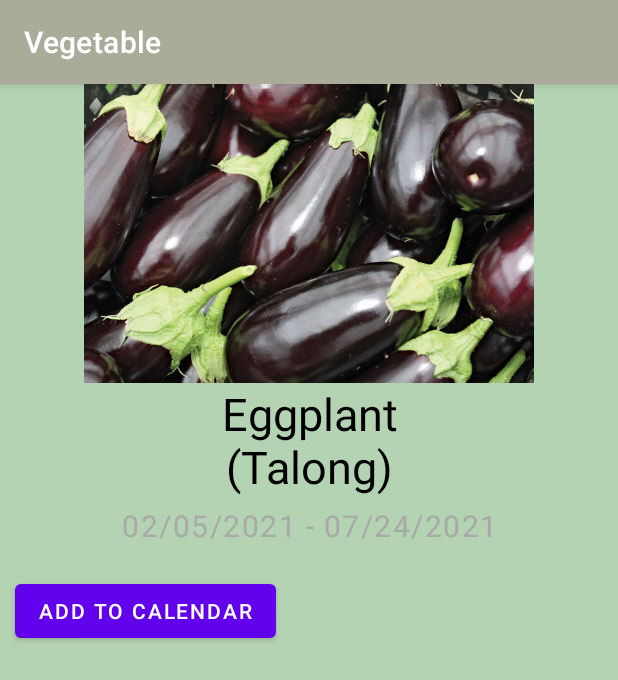
After one commit to rommel1125/VegetablePlantingTutorial2, an Android app: the layout activity_clickitemplan.xml on its own in the app's theme, with its tools: preview values and no code run, on a phone screen of 412 x 824 dp. The commit adds this screen. Shown: the top 680 px of the screen. Run offline under Robolectric (Android 15) with nearby library versions, the phone set to English and light mode, and no system bars.

Commit message:
Longpress planner implement, onClick planner implement, Add to Calendar implement

```diff
--- a/app/src/main/java/com/example/vegetableplantingtutorial/ListdataActivity.java
+++ b/app/src/main/java/com/example/vegetableplantingtutorial/ListdataActivity.java
@@ -3,6 +3,7 @@ package com.example.vegetableplantingtutorial;
 import androidx.annotation.RequiresApi;
 import androidx.appcompat.app.AlertDialog;
 import androidx.appcompat.app.AppCompatActivity;
+import androidx.appcompat.widget.Toolbar;
 import androidx.fragment.app.Fragment;
 import androidx.fragment.app.FragmentTransaction;
 
@@ -47,6 +48,7 @@ public class ListdataActivity extends AppCompatActivity {
     private static final String PREFS_NAME = "shared_prefs";
     private static final String PREFS_DATA = "shared_data";
     private static final String DATE_FORMAT = "MM/dd/yyyy";
+    Toolbar toolbar1;
 
     TextView name,des, txtid;
     ImageView image;
@@ -59,6 +61,9 @@ public class ListdataActivity extends AppCompatActivity {
     protected void onCreate(Bundle savedInstanceState) {
         super.onCreate(savedInstanceState);
         setContentView(R.layout.activity_listdata);
+        toolbar1 = findViewById(R.id.action_bar);
+        setSupportActionBar(toolbar1);
+        getSupportActionBar().setDisplayShowHomeEnabled(true);
         getSupportActionBar().setDisplayHomeAsUpEnabled(true);
 
         name = findViewById(R.id.listdata);
--- a/app/src/main/java/com/example/vegetableplantingtutorial/TutorialActivity.java
+++ b/app/src/main/java/com/example/vegetableplantingtutorial/TutorialActivity.java
@@ -1,6 +1,7 @@
 package com.example.vegetableplantingtutorial;
 
 import androidx.appcompat.app.AppCompatActivity;
+import androidx.appcompat.widget.Toolbar;
 
 import android.content.Intent;
 import android.os.Bundle;
@@ -10,11 +11,15 @@ import android.webkit.WebViewClient;
 public class TutorialActivity extends AppCompatActivity {
 
     WebView webView;
+    Toolbar toolbar;
 
     @Override
     protected void onCreate(Bundle savedInstanceState) {
         super.onCreate(savedInstanceState);
         setContentView(R.layout.activity_tutorial);
+        toolbar = findViewById(R.id.action_bar1);
+        setSupportActionBar(toolbar);
+        getSupportActionBar().setDisplayShowHomeEnabled(true);
         getSupportActionBar().setDisplayHomeAsUpEnabled(true);
 
         Intent intent = getIntent();
--- /dev/null
+++ b/app/src/main/res/layout/activity_clickitemplan.xml
@@ -0,0 +1,70 @@
+<?xml version="1.0" encoding="utf-8"?>
+<RelativeLayout xmlns:android="http://schemas.android.com/apk/res/android"
+    xmlns:app="http://schemas.android.com/apk/res-auto"
+    xmlns:tools="http://schemas.android.com/tools"
+    android:layout_width="match_parent"
+    android:layout_height="match_parent"
+    android:background="#B4D3B2"
+    tools:context=".ClickItemPlan">
+
+    <androidx.appcompat.widget.Toolbar
+        android:id="@+id/action_bar3"
+        android:layout_width="match_parent"
+        android:layout_height="?attr/actionBarSize"
+        android:background="#abab9a"
+        android:elevation="4dp"
+        app:title="Vegetable"
+        android:theme="@style/ThemeOverlay.AppCompat.Dark.ActionBar"
+        app:popupTheme="@style/Theme.AppCompat.Light" >
+    </androidx.appcompat.widget.Toolbar>
+    <LinearLayout
+        android:layout_width="match_parent"
+        android:layout_height="wrap_content"
+        android:layout_marginTop="55dp">
+    <ImageView
+        android:id="@+id/imageViewplan"
+        android:layout_width="match_parent"
+        android:src="@drawable/eggplant1"
+        android:layout_height="200dp"/>
+    </LinearLayout>
+    <LinearLayout
+        android:layout_marginTop="255dp"
+        android:layout_width="match_parent"
+        android:layout_height="match_parent"
+        android:orientation="vertical">
+    <TextView
+        android:id="@+id/vegeNameplan"
+        android:layout_width="match_parent"
+        android:layout_height="wrap_content"
+        android:text="Eggplant\n(Talong)"
+        android:textSize="30dp"
+        android:textAlignment="center"
+        android:textColor="@color/black"/>
+
+    <TextView
+        android:id="@+id/dateplan"
+        android:layout_width="match_parent"
+        android:layout_height="wrap_content"
+        android:text="02/05/2021 - 07/24/2021"
+        android:textSize="20dp"
+        android:textAlignment="center"
+        android:layout_marginTop="5dp"
+        android:textColor="#a9a9a9"
+        android:letterSpacing=".05"/>
+
+        <TextView
+            android:id="@+id/harvest1"
+            android:layout_width="wrap_content"
+            android:text="07/24/2021"
+            android:layout_height="wrap_content"
+            android:visibility="invisible" />
+
+        <Button
+            android:id="@+id/addToCalendar"
+            android:layout_width="wrap_content"
+            android:layout_height="wrap_content"
+            android:text="Add to Calendar"
+            android:layout_marginLeft="10dp"/>
+    </LinearLayout>
+
+</RelativeLayout>
--- a/app/src/main/res/layout/planner_row.xml
+++ b/app/src/main/res/layout/planner_row.xml
@@ -21,7 +21,7 @@
             android:id="@+id/planner_row_vegetable_name"
             android:layout_width="match_parent"
             android:layout_height="wrap_content"
-            android:text="Vegetable Name"
+            android:text="Tomato\n(Kamatis)"
             android:textSize="24dp"
             android:layout_marginLeft="10dp"
             android:layout_marginTop="5dp"
--- a/app/src/main/res/values-night/themes.xml
+++ b/app/src/main/res/values-night/themes.xml
@@ -1,6 +1,6 @@
 <resources xmlns:tools="http://schemas.android.com/tools">
     <!-- Base application theme. -->
-    <style name="Theme.VegetablePlantingTutorial" parent="Theme.MaterialComponents.DayNight.DarkActionBar">
+    <style name="Theme.VegetablePlantingTutorial" parent="Theme.MaterialComponents.DayNight.NoActionBar">
         <!-- Primary brand color. -->
         <item name="colorPrimary">@color/purple_200</item>
         <item name="colorPrimaryVariant">@color/purple_700</item>
--- a/app/src/main/res/values/themes.xml
+++ b/app/src/main/res/values/themes.xml
@@ -1,6 +1,6 @@
 <resources xmlns:tools="http://schemas.android.com/tools">
     <!-- Base application theme. -->
-    <style name="Theme.VegetablePlantingTutorial" parent="Theme.MaterialComponents.DayNight.DarkActionBar">
+    <style name="Theme.VegetablePlantingTutorial" parent="Theme.MaterialComponents.DayNight.NoActionBar">
         <!-- Primary brand color. -->
         <item name="colorPrimary">@color/purple_500</item>
         <item name="colorPrimaryVariant">@color/purple_700</item>
```
Also changed, not shown: app/src/main/AndroidManifest.xml (+12 -1 lines), app/src/main/java/com/example/vegetableplantingtutorial/ClickItemPlan.java (added, +177 -0 lines), app/src/main/java/com/example/vegetableplantingtutorial/OfflineTutorialActivity.java (+6 -1 lines), app/src/main/java/com/example/vegetableplantingtutorial/PlanFragment.java (+56 -10 lines), app/src/main/res/layout/activity_listdata.xml (+13 -2 lines), app/src/main/res/layout/activity_offline_tutorial.xml (+13 -1 lines), app/src/main/res/layout/activity_tutorial.xml (+13 -0 lines), app/src/main/res/menu/menu_calendar.xml (added, +7 -0 lines), app/src/main/res/menu/menu_option.xml (added, +12 -0 lines).
